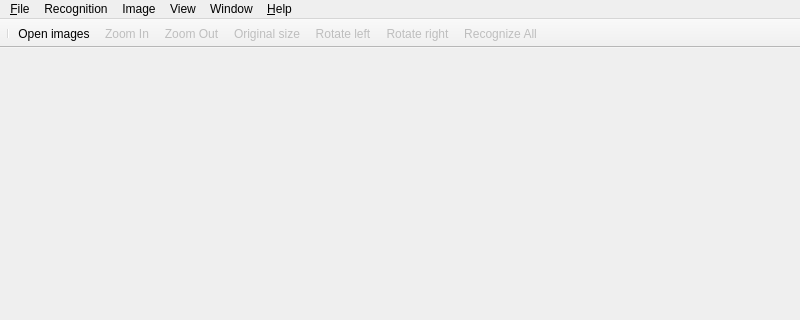
This is gui/widgets/mainwindow.ui in uliss/quneiform as Qt 5 draws it before an edit; both pictures show x 0 to 800 and y 0 to 320 of the 800 by 600 pixel window. The edited form follows.
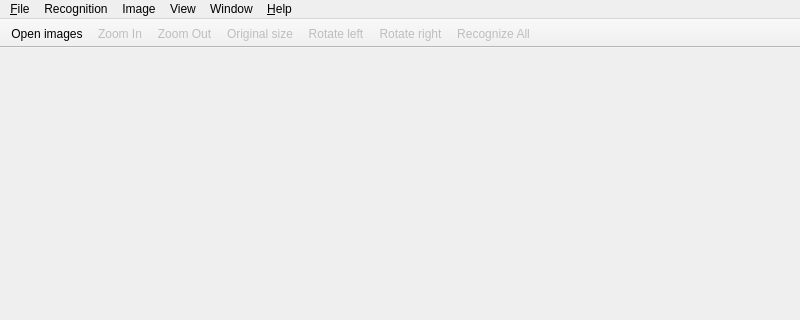
This is the edited form. Icons and pictures are not drawn.

The edit to the form file:
```diff
--- a/gui/widgets/mainwindow.ui
+++ b/gui/widgets/mainwindow.ui
@@ -115,7 +115,6 @@
    <attribute name="toolBarBreak">
     <bool>false</bool>
    </attribute>
-   <addaction name="separator"/>
    <addaction name="actionOpen"/>
    <addaction name="actionZoom_In"/>
    <addaction name="actionZoom_Out"/>
```
Left out of the diff: 56 changed lines with no effect on the pictures.
